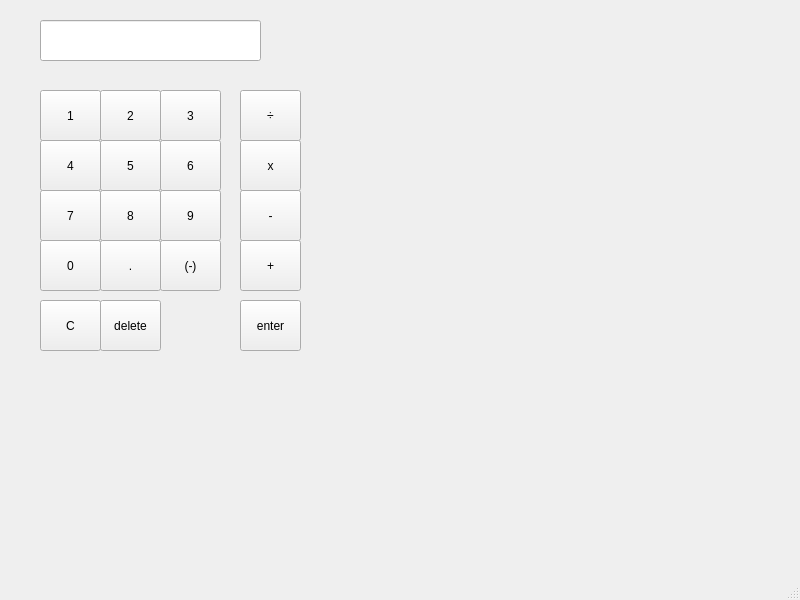
The window that classy_calculator/calculator.ui (katiebug2001/CSC_3220_final_proj_calculator) describes before a commit, drawn with Qt 5.
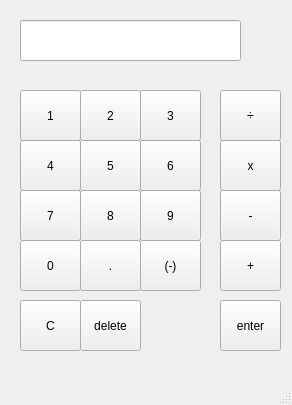
The same window after the commit.

What changed in the file:
```diff
--- a/classy_calculator/calculator.ui
+++ b/classy_calculator/calculator.ui
@@ -6,8 +6,8 @@
    <rect>
     <x>0</x>
     <y>0</y>
-    <width>800</width>
-    <height>600</height>
+    <width>292</width>
+    <height>405</height>
    </rect>
   </property>
   <property name="windowTitle">
@@ -17,7 +17,7 @@
    <widget class="QLineEdit" name="calc_input">
     <property name="geometry">
      <rect>
-      <x>40</x>
+      <x>20</x>
       <y>20</y>
       <width>221</width>
       <height>41</height>
@@ -38,7 +38,7 @@
    <widget class="QPushButton" name="one_button">
     <property name="geometry">
      <rect>
-      <x>40</x>
+      <x>20</x>
       <y>90</y>
       <width>61</width>
       <height>51</height>
@@ -51,7 +51,7 @@
    <widget class="QPushButton" name="two_button">
     <property name="geometry">
      <rect>
-      <x>100</x>
+      <x>80</x>
       <y>90</y>
       <width>61</width>
       <height>51</height>
@@ -64,7 +64,7 @@
    <widget class="QPushButton" name="three_button">
     <property name="geometry">
      <rect>
-      <x>160</x>
+      <x>140</x>
       <y>90</y>
       <width>61</width>
       <height>51</height>
@@ -77,7 +77,7 @@
    <widget class="QPushButton" name="four_button">
     <property name="geometry">
      <rect>
-      <x>40</x>
+      <x>20</x>
       <y>140</y>
       <width>61</width>
       <height>51</height>
@@ -90,7 +90,7 @@
    <widget class="QPushButton" name="five_button">
     <property name="geometry">
      <rect>
-      <x>100</x>
+      <x>80</x>
       <y>140</y>
       <width>61</width>
       <height>51</height>
@@ -103,7 +103,7 @@
    <widget class="QPushButton" name="seven_button">
     <property name="geometry">
      <rect>
-      <x>40</x>
+      <x>20</x>
       <y>190</y>
       <width>61</width>
       <height>51</height>
@@ -116,7 +116,7 @@
    <widget class="QPushButton" name="six_button">
     <property name="geometry">
      <rect>
-      <x>160</x>
+      <x>140</x>
       <y>140</y>
       <width>61</width>
       <height>51</height>
@@ -129,7 +129,7 @@
    <widget class="QPushButton" name="eight_button">
     <property name="geometry">
      <rect>
-      <x>100</x>
+      <x>80</x>
       <y>190</y>
       <width>61</width>
       <height>51</height>
@@ -142,7 +142,7 @@
    <widget class="QPushButton" name="zero_button">
     <property name="geometry">
      <rect>
-      <x>40</x>
+      <x>20</x>
       <y>240</y>
       <width>61</width>
       <height>51</height>
@@ -155,7 +155,7 @@
    <widget class="QPushButton" name="nine_button">
     <property name="geometry">
      <rect>
-      <x>160</x>
+      <x>140</x>
       <y>190</y>
       <width>61</width>
       <height>51</height>
@@ -168,7 +168,7 @@
    <widget class="QPushButton" name="decimal_button">
     <property name="geometry">
      <rect>
-      <x>100</x>
+      <x>80</x>
       <y>240</y>
       <width>61</width>
       <height>51</height>
@@ -181,7 +181,7 @@
    <widget class="QPushButton" name="changesign_button">
     <property name="geometry">
      <rect>
-      <x>160</x>
+      <x>140</x>
       <y>240</y>
       <width>61</width>
       <height>51</height>
@@ -194,7 +194,7 @@
    <widget class="QPushButton" name="enter_button">
     <property name="geometry">
      <rect>
-      <x>240</x>
+      <x>220</x>
       <y>300</y>
       <width>61</width>
       <height>51</height>
@@ -207,7 +207,7 @@
    <widget class="QPushButton" name="mult_button">
     <property name="geometry">
      <rect>
-      <x>240</x>
+      <x>220</x>
       <y>140</y>
       <width>61</width>
       <height>51</height>
@@ -220,7 +220,7 @@
    <widget class="QPushButton" name="div_button">
     <property name="geometry">
      <rect>
-      <x>240</x>
+      <x>220</x>
       <y>90</y>
       <width>61</width>
       <height>51</height>
@@ -233,7 +233,7 @@
    <widget class="QPushButton" name="minu_button">
     <property name="geometry">
      <rect>
-      <x>240</x>
+      <x>220</x>
       <y>190</y>
       <width>61</width>
       <height>51</height>
@@ -246,7 +246,7 @@
    <widget class="QPushButton" name="plus_button">
     <property name="geometry">
      <rect>
-      <x>240</x>
+      <x>220</x>
       <y>240</y>
       <width>61</width>
       <height>51</height>
@@ -259,7 +259,7 @@
    <widget class="QPushButton" name="clear_button">
     <property name="geometry">
      <rect>
-      <x>40</x>
+      <x>20</x>
       <y>300</y>
       <width>61</width>
       <height>51</height>
@@ -272,7 +272,7 @@
    <widget class="QPushButton" name="delete_button">
     <property name="geometry">
      <rect>
-      <x>100</x>
+      <x>80</x>
       <y>300</y>
       <width>61</width>
       <height>51</height>
```
Left out of the diff: 4 changed lines with no effect on the pictures.
